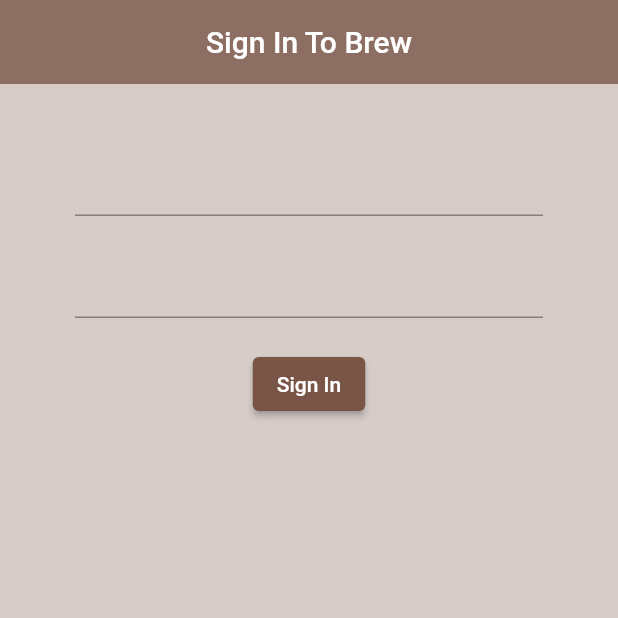
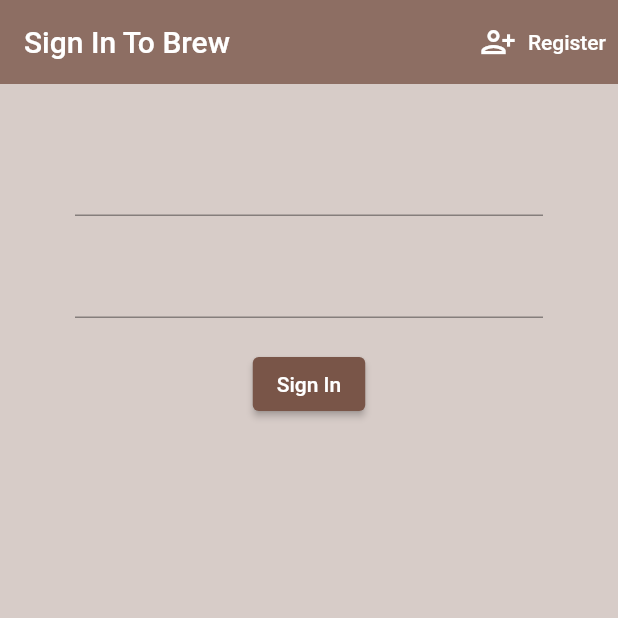
Before and after one commit to winfred56/brew, a Flutter app: the screen it shows after launch, on a phone screen of 412 x 824 dp, the top half of it. Run offline on Flutter 3.47's test engine with Material 2 defaults, Android fonts, the phone set to English and light mode, and no system bars; our stand-ins replace firebase_auth, firebase_core; accounts and stored records are empty.

Commit message:
:zap: create register.dart

```diff
--- a/lib/screens/authentication/authenticate.dart
+++ b/lib/screens/authentication/authenticate.dart
@@ -1,3 +1,4 @@
+import 'package:brew/screens/authentication/register.dart';
 import 'package:brew/screens/authentication/sign%20in.dart';
 import 'package:flutter/material.dart';
 
@@ -9,8 +10,17 @@ class Authenticate extends StatefulWidget {
 }
 
 class _AuthenticateState extends State<Authenticate> {
+  bool showSignIn = true;
+  void toggleView(){
+    setState(() => showSignIn = !showSignIn);
+  }
   @override
   Widget build(BuildContext context) {
-    return const SignIn();
+    if (showSignIn){
+      return SignIn(toggleView:toggleView);
+    }else{
+      return Register(toggleView:toggleView);
+    }
+
   }
 }
--- a/lib/screens/authentication/sign in.dart
+++ b/lib/screens/authentication/sign in.dart
@@ -2,10 +2,14 @@ import 'package:brew/services/auth.dart';
 import 'package:flutter/material.dart';
 
 class SignIn extends StatefulWidget {
-  const SignIn({Key? key}) : super(key: key);
+  final Function toggleView;
+
+  const SignIn({Key? key, required this.toggleView}) : super(key: key);
 
   @override
   State<SignIn> createState() => _SignInState();
+
+
 }
 
 class _SignInState extends State<SignIn> {
@@ -24,7 +28,22 @@ class _SignInState extends State<SignIn> {
         backgroundColor: Colors.brown[400],
         title: const Text("Sign In To Brew"),
         elevation: 0.0,
-        centerTitle: true,
+        actions: [
+          TextButton.icon(onPressed: (){
+            widget.toggleView();
+          },
+              icon: const Icon(
+                Icons.person_add_alt,
+                color: Colors.white,
+              ),
+              label: const Text(
+                "Register",
+              style: TextStyle(
+                color: Colors.white,
+              ),
+              ),
+          ),
+        ],
       ),
       body: Container(
         padding: const EdgeInsets.symmetric(vertical: 20.0, horizontal: 50.0),
```
Also changed, not shown: lib/screens/authentication/register.dart (+18 -2 lines).
